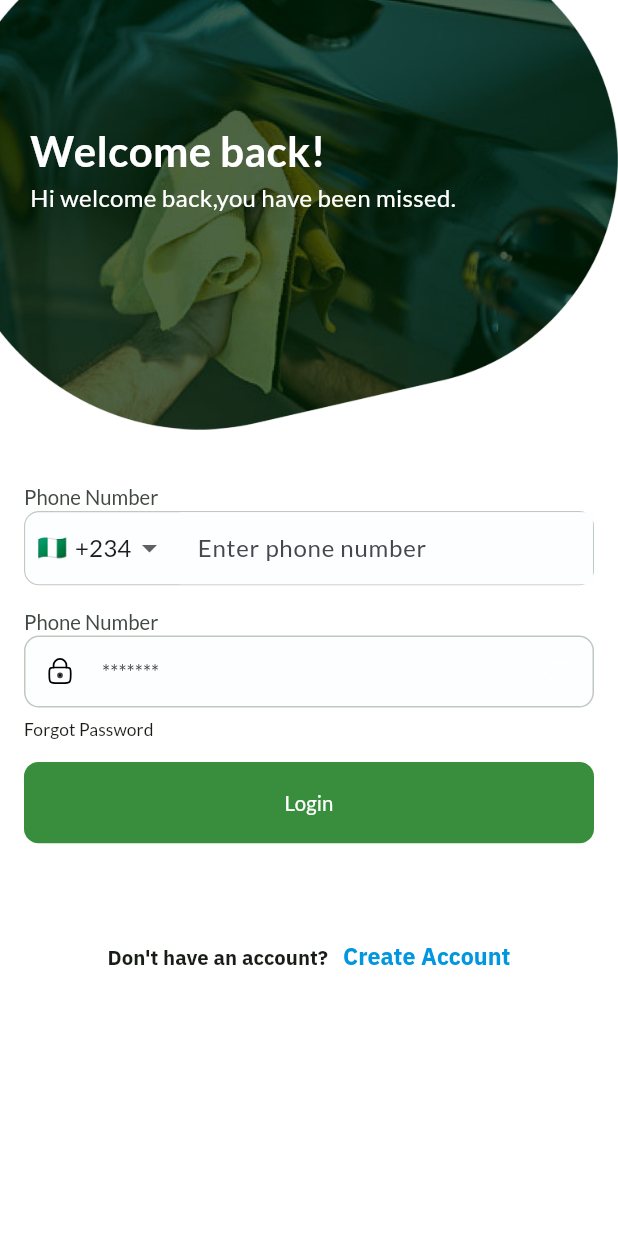
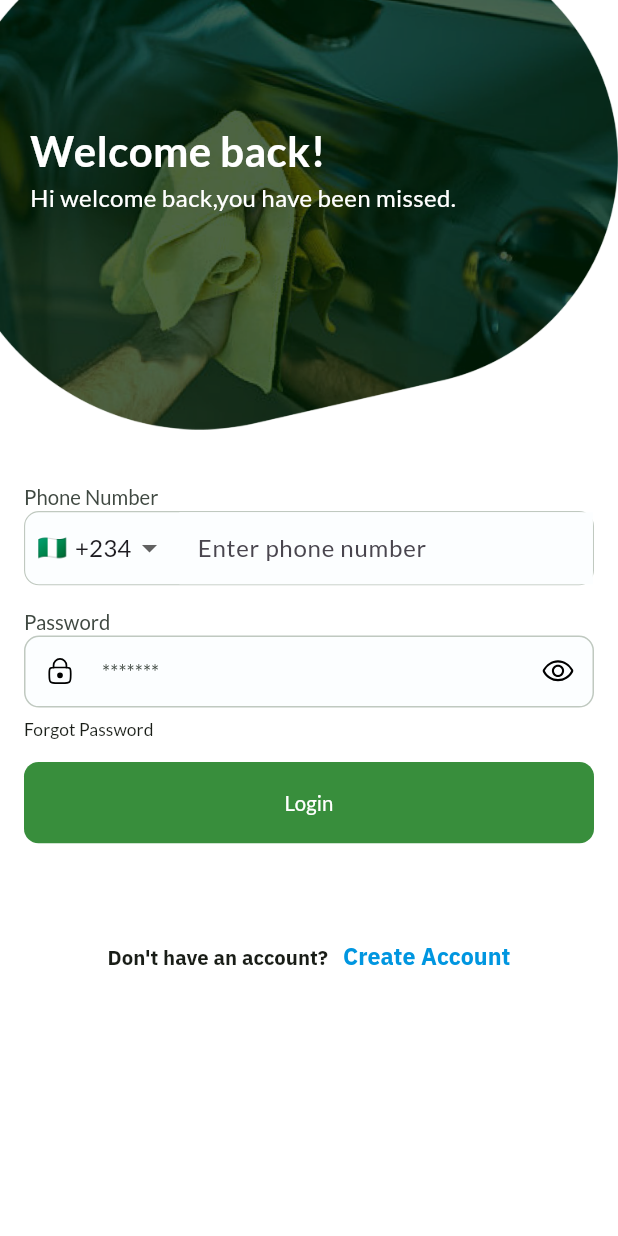
Before and after one commit to francisnatty/ECOWASH, a Flutter app: the LoginScreen screen opened directly, on a phone screen of 412 x 824 dp. Run offline on Flutter 3.47's test engine with Material 3 defaults, Android fonts, the phone set to English and light mode, and no system bars; our stand-ins replace bloc, dartz, device_info_plus, device_preview, dio, equatable and 12 more; missing offline and left inert: dart_ipify; accounts and stored records are empty.

Commit message:
auth completed

```diff
--- a/lib/core/di/service_locator.dart
+++ b/lib/core/di/service_locator.dart
@@ -4,6 +4,7 @@ import 'package:ecowash/features/app/data/remote/geolocation_service.dart';
 import 'package:ecowash/features/app/domain/geolocation_repo.dart';
 import 'package:ecowash/features/app/presentation/sm/collection/bloc/collection_bloc.dart';
 import 'package:ecowash/features/auth/domain/auth_repo.dart';
+import 'package:ecowash/features/auth/presentation/sm/auth_cubit.dart';
 import 'package:flutter_secure_storage/flutter_secure_storage.dart';
 import 'package:get_it/get_it.dart';
 
@@ -37,6 +38,7 @@ class Di {
 
   static void initializeBloc() {
     getIt.registerLazySingleton<CollectionBloc>(() => CollectionBloc());
+    getIt.registerLazySingleton<AuthCubit>(() => AuthCubit());
   }
 
   static void initializeRepositories() {
--- a/lib/core/widgets/textfields.dart
+++ b/lib/core/widgets/textfields.dart
@@ -87,12 +87,14 @@ class TextFields {
     bool? fill = false,
     Color? iconColor,
     TextInputType? keyboardType,
+    required bool obsecureText,
     String? Function(String?)? validator,
-    bool obscureText = false,
+    // bool obscureText = false,
     ValueChanged<String>? onChanged,
     FocusNode? focusNode,
     bool readOnly = false,
     TextStyle? style,
+    required ValueChanged<bool> onVisibilityToggle,
   }) {
     return TextFormField(
       controller: controller,
@@ -100,14 +102,18 @@ class TextFields {
       style: style ?? const TextStyle(fontFamily: 'Poppins'),
       validator: validator,
       focusNode: focusNode,
-      obscureText: obscureText,
+      obscureText: obsecureText,
       onChanged: onChanged,
       readOnly: readOnly,
       decoration: _inputDecoration(
         hintText: hintText,
         fillColor: fillColor,
         filled: fill,
-        suffixIcon: Padding(
+        suffixIcon: GestureDetector(
+          onTap: () {
+            onVisibilityToggle(!obsecureText);
+          },
+          child: Padding(
             padding: const EdgeInsets.all(12.0),
             child: SvgPicture.asset(
               suffixIcon,
@@ -117,6 +123,7 @@ class TextFields {
               colorFilter: iconColor != null
                   ? ColorFilter.mode(iconColor, BlendMode.srcIn)
                   : null,
+            ),
           ),
         ),
         prefixIcon: Padding(
--- a/lib/features/app/presentation/pages/dashboard/dashboard.dart
+++ b/lib/features/app/presentation/pages/dashboard/dashboard.dart
@@ -11,7 +11,7 @@ import 'package:ecowash/core/widgets/wwidgets.dart';
 import 'package:geolocator/geolocator.dart';
 import 'package:provider/provider.dart';
 import '../../sm/collection/bloc/collection_bloc.dart';
-import 'widgets/collection.dart';
+import 'widgets/collection_list.dart';
 import 'widgets/discount_widget.dart';
 
 class DashboardSc extends StatefulWidget {
--- a/lib/features/auth/presentation/pages/login/login.dart
+++ b/lib/features/auth/presentation/pages/login/login.dart
@@ -1,5 +1,6 @@
 import 'package:ecowash/features/app/presentation/pages/nav.dart';
 import 'package:ecowash/features/auth/data/requests/login_payload.dart';
+import 'package:ecowash/features/auth/presentation/pages/signup/phone_number_signin.dart';
 import 'package:ecowash/features/auth/presentation/sm/auth_provider.dart';
 import 'package:flutter/foundation.dart';
 import 'package:flutter/material.dart';
@@ -22,6 +23,7 @@ class LoginScreen extends StatefulWidget {
 class _LoginScreenState extends State<LoginScreen> {
   TextEditingController controller = TextEditingController();
   TextEditingController passwordController = TextEditingController();
+  bool _obsecurePassword = true;
 
   final GlobalKey<FormState> _formKey = GlobalKey<FormState>();
 
@@ -61,7 +63,7 @@ class _LoginScreenState extends State<LoginScreen> {
                       ),
                       const Hspacing(height: 15),
                       Text(
-                        'Phone Number',
+                        'Password',
                         style: AppTextStyles.labelLarge.copyWith(
                           color: AppColors.onSurfaceVariant,
                         ),
@@ -71,8 +73,17 @@ class _LoginScreenState extends State<LoginScreen> {
                         controller: passwordController,
                         iconPath: AppIcons.padlock,
                         suffixIcon: AppIcons.eye,
+                        obsecureText: _obsecurePassword,
                         fill: true,
                         fillColor: AppColors.surface,
+                        iconColor: Colors.black,
+                        onVisibilityToggle: (value) {
+                          setState(
+                            () {
+                              _obsecurePassword = value;
+                            },
+                          );
+                        },
                       ),
                       const Hspacing(height: 7),
                       InkWell(
@@ -126,10 +137,18 @@ class _LoginScreenState extends State<LoginScreen> {
                       ),
                     ),
                     const SizedBox(width: 10),
-                    Text(
-                      'Create Account',
-                      style: AppTextStyles.titleMedium.copyWith(
-                        color: AppColors.secondary,
+                    InkWell(
+                      onTap: () {
+                        goTo(
+                          context: context,
+                          newScreen: const PhoneNumberSignUp(),
+                        );
+                      },
+                      child: Text(
+                        'Create Account',
+                        style: AppTextStyles.titleMedium.copyWith(
+                          color: AppColors.secondary,
+                        ),
                       ),
                     ),
                   ],
--- a/lib/features/auth/presentation/pages/signup/signup.dart
+++ b/lib/features/auth/presentation/pages/signup/signup.dart
@@ -100,7 +100,7 @@ class _SignUpState extends State<SignUp> {
                     onPressed: () {
                       goTo(
                         context: context,
-                        newScreen: const PhoneNumberSignin(),
+                        newScreen: const PhoneNumberSignUp(),
                       );
                     },
                     title: 'Login to account',
--- /dev/null
+++ b/lib/features/auth/presentation/sm/auth_state.dart
@@ -0,0 +1,30 @@
+import 'package:equatable/equatable.dart';
+
+enum AuthStatus { initial, authenticated, unauthenticated }
+
+class AuthState extends Equatable {
+  final AuthStatus status;
+  final String? accessToken;
+  final String? refreshToken;
+
+  const AuthState({
+    this.status = AuthStatus.initial,
+    this.accessToken,
+    this.refreshToken,
+  });
+
+  AuthState copyWith({
+    AuthStatus? status,
+    String? accessToken,
+    String? refreshToken,
+  }) {
+    return AuthState(
+      status: status ?? this.status,
+      accessToken: accessToken ?? this.accessToken,
+      refreshToken: refreshToken ?? this.refreshToken,
+    );
+  }
+
+  @override
+  List<Object?> get props => [status, accessToken, refreshToken];
+}
--- a/pubspec.yaml
+++ b/pubspec.yaml
@@ -54,6 +54,7 @@ dependencies:
   geocoding: ^3.0.0
   geolocator: ^13.0.2
   dart_ipify: ^1.1.1
+  shimmer: ^3.0.0
 
 dev_dependencies:
   flutter_test:
```
Also changed, not shown: lib/features/app/presentation/pages/dashboard/widgets/collection_list.dart (renamed from lib/features/app/presentation/pages/dashboard/widgets/collection.dart, +54 -2 lines), lib/features/app/presentation/pages/profile/screens/change_password.dart (+17 -0 lines), lib/features/app/presentation/pages/profile/screens/profile.dart (+11 -1 lines), lib/features/app/presentation/sm/geolocation/geolocation_provider.dart (+6 -1 lines), lib/features/auth/data/service/auth_service.dart (+6 -2 lines), lib/features/auth/presentation/pages/listener/auth_listener.dart (added, +46 -0 lines), lib/features/auth/presentation/pages/signup/phone_number_signin.dart (+13 -4 lines), lib/features/auth/presentation/sm/auth_cubit.dart (added, +55 -0 lines), lib/main.dart (+13 -1 lines), pubspec.lock. Lines whose indentation alone changed are shown as unchanged.
